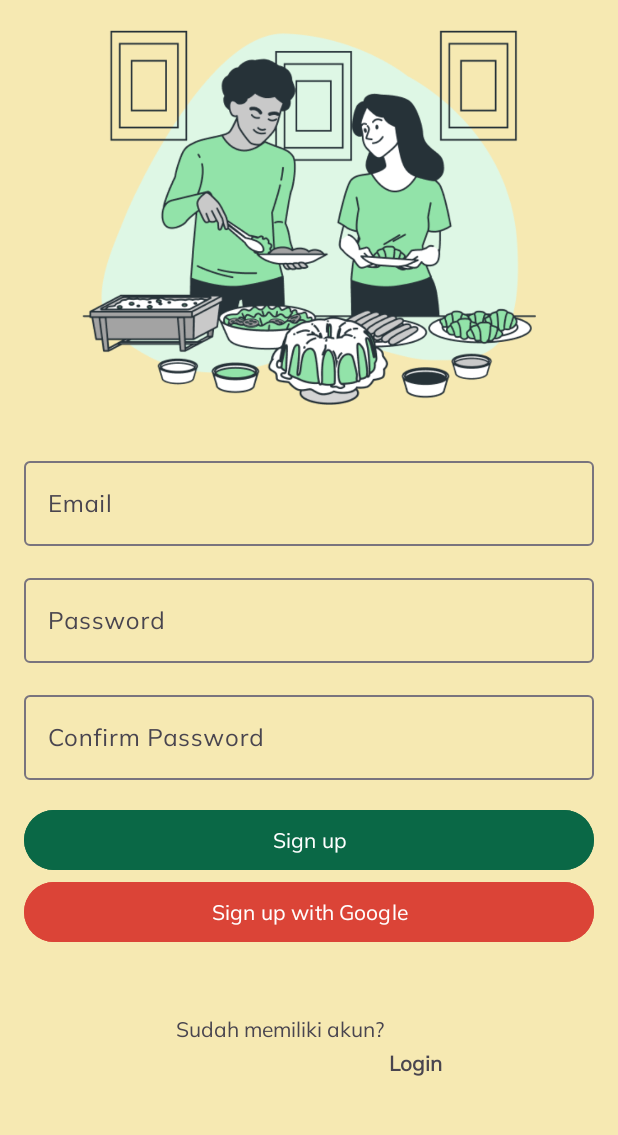
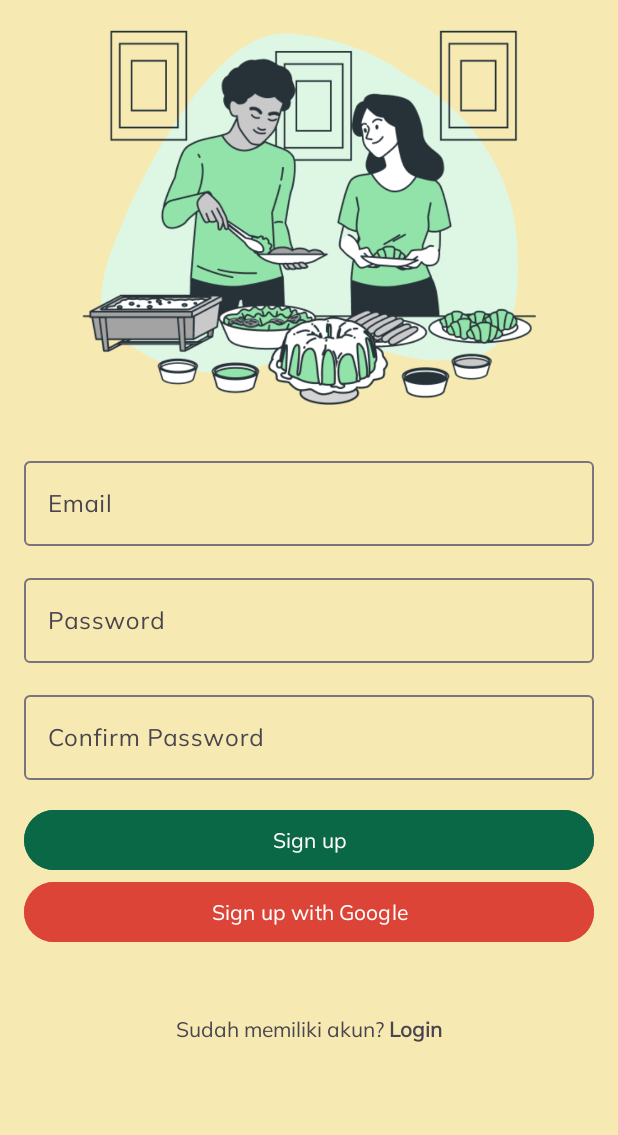
Before and after one commit to emmpann/BagiMam, an Android app: the RegisterFragment screen opened through its navigation route, on a phone screen of 412 x 824 dp, the part 90-1225 px from its top. Run offline under Robolectric (Android 15) with nearby library versions, the phone set to English and light mode, and no system bars; our stand-ins replace navigation-ui.

Commit message:
add berbagi page

```diff
--- a/app/src/main/java/com/github/emmpann/bagimam/MainActivity.kt
+++ b/app/src/main/java/com/github/emmpann/bagimam/MainActivity.kt
@@ -48,6 +48,10 @@ class MainActivity : AppCompatActivity() {
                     binding.navView.visibility = View.VISIBLE
                 }
 
+                R.id.donationFragment -> {
+                    binding.navView.visibility = View.VISIBLE
+                }
+
                 else -> {
                     binding.navView.visibility = View.GONE
                 }
--- a/app/src/main/java/com/github/emmpann/bagimam/di/AppModule.kt
+++ b/app/src/main/java/com/github/emmpann/bagimam/di/AppModule.kt
@@ -2,8 +2,10 @@ package com.github.emmpann.bagimam.di
 
 
 import com.github.emmpann.bagimam.MainViewModel
+import com.github.emmpann.bagimam.donation.DonationViewModel
 import com.github.emmpann.bagimam.login.LoginViewModel
 import com.github.emmpann.bagimam.onboarding.OnBoardingViewModel
+import com.github.emmpann.bagimam.profile.ProfileViewModel
 import com.github.emmpann.bagimam.register.RegisterViewModel
 import org.koin.androidx.viewmodel.dsl.viewModel
 import org.koin.dsl.module
@@ -13,4 +15,6 @@ val viewModelModule = module {
     viewModel { LoginViewModel(get(), get()) }
     viewModel { MainViewModel(get()) }
     viewModel { OnBoardingViewModel(get()) }
+    viewModel { ProfileViewModel(get()) }
+    viewModel { DonationViewModel() }
 }
--- /dev/null
+++ b/app/src/main/res/drawable/ic_back.xml
@@ -0,0 +1,5 @@
+<vector android:autoMirrored="true" android:height="24dp"
+    android:tint="#0A6846" android:viewportHeight="24"
+    android:viewportWidth="24" android:width="24dp" xmlns:android="http://schemas.android.com/apk/res/android">
+    <path android:fillColor="@android:color/white" android:pathData="M20,11H7.83l5.59,-5.59L12,4l-8,8 8,8 1.41,-1.41L7.83,13H20v-2z"/>
+</vector>
--- /dev/null
+++ b/app/src/main/res/drawable/ic_location.xml
@@ -0,0 +1,5 @@
+<vector android:height="24dp" android:tint="#0A6846"
+    android:viewportHeight="24" android:viewportWidth="24"
+    android:width="24dp" xmlns:android="http://schemas.android.com/apk/res/android">
+    <path android:fillColor="@android:color/white" android:pathData="M12,2C8.13,2 5,5.13 5,9c0,5.25 7,13 7,13s7,-7.75 7,-13c0,-3.87 -3.13,-7 -7,-7zM12,11.5c-1.38,0 -2.5,-1.12 -2.5,-2.5s1.12,-2.5 2.5,-2.5 2.5,1.12 2.5,2.5 -1.12,2.5 -2.5,2.5z"/>
+</vector>
--- a/app/src/main/res/layout/fragment_register.xml
+++ b/app/src/main/res/layout/fragment_register.xml
@@ -1,12 +1,16 @@
 <?xml version="1.0" encoding="utf-8"?>
-<androidx.constraintlayout.widget.ConstraintLayout xmlns:android="http://schemas.android.com/apk/res/android"
+<androidx.core.widget.NestedScrollView xmlns:android="http://schemas.android.com/apk/res/android"
     xmlns:app="http://schemas.android.com/apk/res-auto"
     xmlns:tools="http://schemas.android.com/tools"
     android:layout_width="match_parent"
     android:layout_height="match_parent"
-    android:background="#F6E9B2"
-    tools:context=".register.RegisterFragment">
+    android:fillViewport="true"
+    tools:context="register.RegisterFragment">
 
+    <androidx.constraintlayout.widget.ConstraintLayout
+        android:layout_width="match_parent"
+        android:layout_height="match_parent"
+        android:background="#F6E9B2">
 
         <ImageView
             android:id="@+id/imageView"
@@ -73,8 +77,8 @@
             <com.google.android.material.textfield.TextInputEditText
                 android:id="@+id/et_password"
                 android:layout_width="match_parent"
-            android:inputType="textPassword"
-            android:layout_height="wrap_content" />
+                android:layout_height="wrap_content"
+                android:inputType="textPassword" />
 
         </com.google.android.material.textfield.TextInputLayout>
 
@@ -112,10 +116,11 @@
             android:layout_width="wrap_content"
             android:layout_height="wrap_content"
             android:visibility="gone"
+            app:layout_constraintBottom_toBottomOf="parent"
             app:layout_constraintEnd_toEndOf="parent"
             app:layout_constraintHorizontal_bias="0.50"
             app:layout_constraintStart_toStartOf="parent"
-        app:layout_constraintTop_toBottomOf="@+id/btn_signup_google"
+            app:layout_constraintTop_toTopOf="parent"
             tools:visibility="visible" />
 
         <Button
@@ -146,12 +151,11 @@
             android:id="@+id/tv_login"
             android:layout_width="wrap_content"
             android:layout_height="wrap_content"
-        android:layout_marginTop="8dp"
-        android:layout_marginBottom="32dp"
             android:text="Login"
             android:textStyle="bold"
-        app:layout_constraintBottom_toBottomOf="parent"
+            app:layout_constraintBottom_toBottomOf="@+id/textView"
             app:layout_constraintEnd_toEndOf="parent"
             app:layout_constraintStart_toEndOf="@+id/textView"
             app:layout_constraintTop_toTopOf="@+id/textView" />
     </androidx.constraintlayout.widget.ConstraintLayout>
+</androidx.core.widget.NestedScrollView>
--- a/app/src/main/res/menu/menu_bottom.xml
+++ b/app/src/main/res/menu/menu_bottom.xml
@@ -12,7 +12,7 @@
         android:title="Scan" />
 
     <item
-        android:id="@+id/messageFragment"
+        android:id="@+id/donationFragment"
         android:icon="@drawable/organization_list"
         android:title="Berbagi" />
 </menu>
--- a/app/src/main/res/navigation/main_navigation.xml
+++ b/app/src/main/res/navigation/main_navigation.xml
@@ -51,4 +51,8 @@
             android:id="@+id/action_profileFragment_to_loginFragment"
             app:destination="@id/loginFragment" />
     </fragment>
+    <fragment
+        android:id="@+id/donationFragment"
+        android:name="com.github.emmpann.bagimam.donation.DonationFragment"
+        android:label="DonationFragment" />
 </navigation>
```
Also changed, not shown: app/src/main/java/com/github/emmpann/bagimam/donation/DonationFragment.kt (added, +27 -0 lines), app/src/main/java/com/github/emmpann/bagimam/donation/DonationViewModel.kt (added, +7 -0 lines), app/src/main/java/com/github/emmpann/bagimam/profile/ProfileFragment.kt (+2 -5 lines), app/src/main/res/layout/fragment_donation.xml (added, +68 -0 lines), app/src/main/res/layout/fragment_login.xml (+10 -2 lines), app/src/main/res/layout/item_donation.xml (added, +50 -0 lines). Lines whose indentation alone changed are shown as unchanged.
